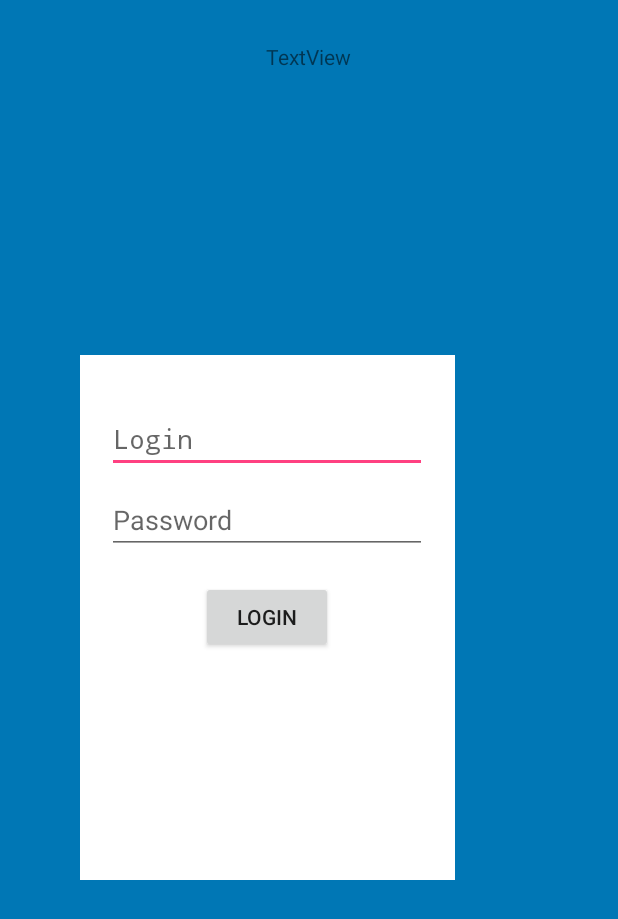
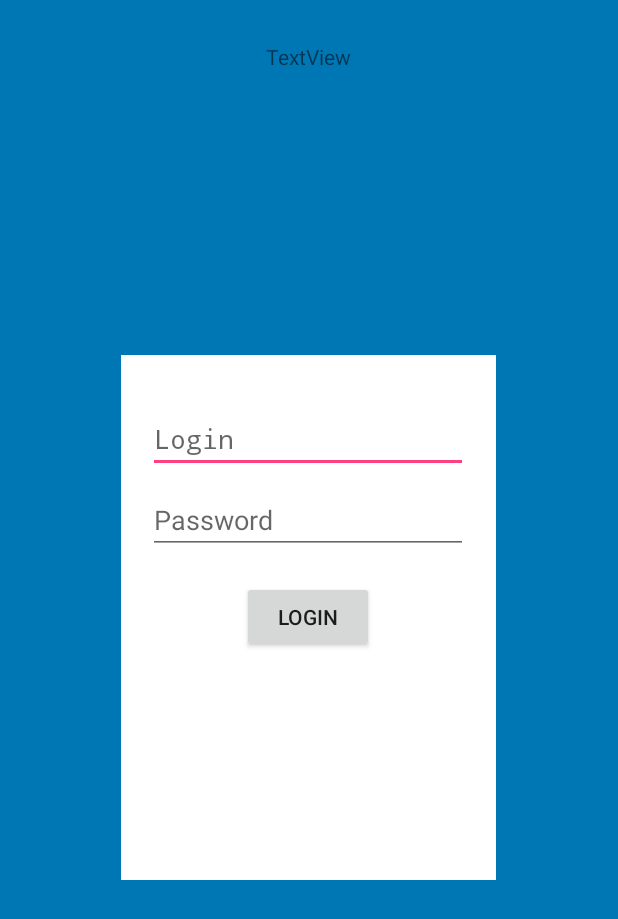
Before and after one commit to DJdhruv/GetPlaced, an Android app: the companylogin screen opened directly, with no data from a screen before it, on a phone screen of 412 x 824 dp. Shown: the top 919 px of the screen. Run offline under Robolectric (Android 15) with nearby library versions, the light colour scheme and no system bars.

```diff
--- a/app/src/main/AndroidManifest.xml
+++ b/app/src/main/AndroidManifest.xml
@@ -2,6 +2,7 @@
 <manifest xmlns:android="http://schemas.android.com/apk/res/android"
     package="com.example.dhruv.getplaced">
 
+    <uses-permission android:name="android.permission.INTERNET" />
     <application
         android:allowBackup="true"
         android:icon="@mipmap/logo"
--- a/app/src/main/java/com/example/dhruv/getplaced/companylogin.java
+++ b/app/src/main/java/com/example/dhruv/getplaced/companylogin.java
@@ -17,7 +17,6 @@ import java.io.BufferedReader;
 import java.io.IOException;
 import java.io.InputStream;
 import java.io.InputStreamReader;
-import java.io.StringReader;
 import java.net.HttpURLConnection;
 import java.net.MalformedURLException;
 import java.net.URL;
@@ -109,6 +108,7 @@ public class companylogin extends AppCompatActivity {
         @Override
         protected void onPostExecute(String result) {
             super.onPostExecute(result);
+            Test.setText(result);
             JSONString = result;
         }
     }
--- a/app/src/main/res/layout/activity_companylogin.xml
+++ b/app/src/main/res/layout/activity_companylogin.xml
@@ -21,12 +21,11 @@
         android:layout_width="250dp"
         android:layout_height="350dp"
         android:background="#ffffff"
-        android:layout_marginStart="53dp"
         android:layout_centerVertical="true"
-        android:layout_alignParentStart="true">
+        android:layout_centerHorizontal="true">
 
         <EditText
-            android:id="@+id/emailaddress"
+            android:id="@+id/company_userid"
             android:layout_width="wrap_content"
             android:layout_height="wrap_content"
             android:ems="10"
@@ -39,20 +38,20 @@
 
 
         <EditText
-            android:id="@+id/password"
+            android:id="@+id/company_password"
             android:layout_width="wrap_content"
             android:layout_height="wrap_content"
             android:layout_weight="1"
             android:ems="10"
             android:hint="Password"
             android:inputType="textPassword"
-            android:layout_alignTop="@+id/emailaddress"
-            android:layout_alignStart="@+id/emailaddress"
+            android:layout_alignTop="@+id/company_userid"
+            android:layout_alignStart="@+id/company_userid"
             android:layout_marginTop="54dp" />
 
 
         <Button
-            android:id="@+id/button"
+            android:id="@+id/login_button"
             android:layout_width="wrap_content"
             android:layout_height="wrap_content"
             android:layout_weight="1"
```
Also changed, not shown: app/src/main/java/com/example/dhruv/getplaced/MainActivity.java (+103 -0 lines), 264 other files.
